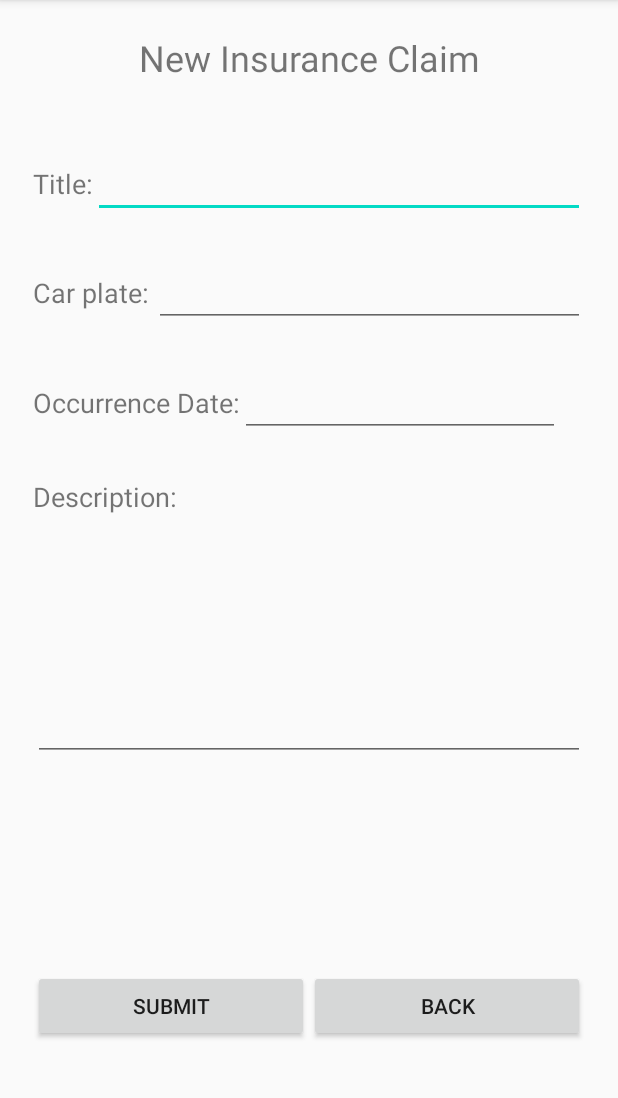
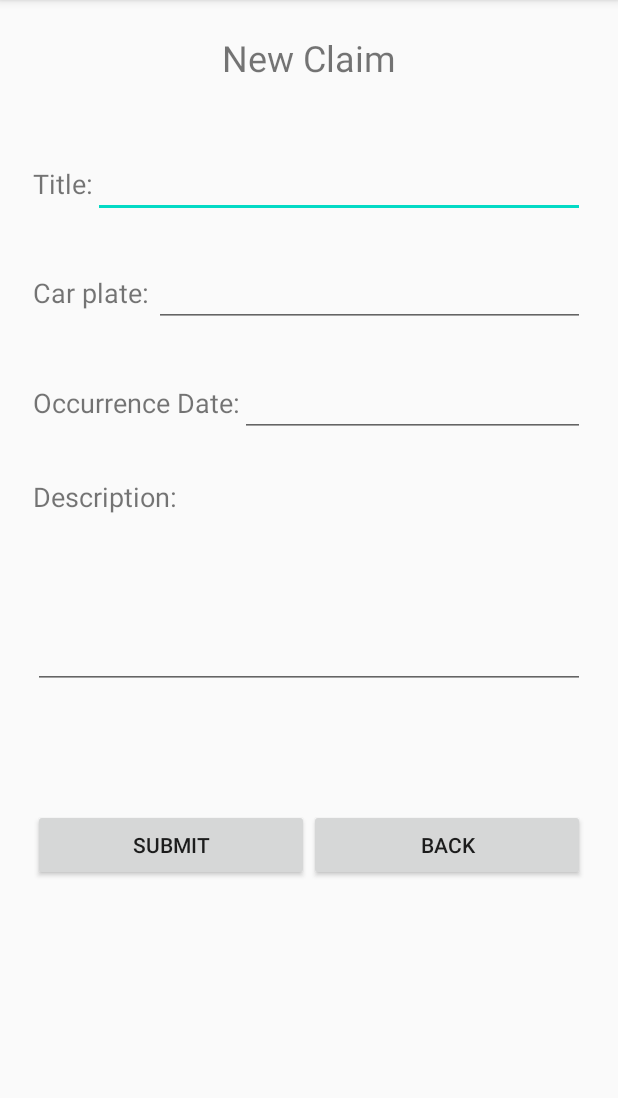
Before and after one commit to andrerosantos/InSureApp, an Android app: the NewClaimActivity screen opened directly, with no data from a screen before it, on a phone screen of 412 x 824 dp, the part 84-1182 px from its top. Run offline under Robolectric (Android 15) with nearby library versions, the phone set to English and light mode, and no system bars.

Commit message:
new claim working

```diff
--- a/app/src/main/java/pt/ulisboa/tecnico/sise/insureapp/app/activities/MenuActivity.java
+++ b/app/src/main/java/pt/ulisboa/tecnico/sise/insureapp/app/activities/MenuActivity.java
@@ -28,13 +28,12 @@ public class MenuActivity extends AppCompatActivity {
         setContentView(R.layout.activity_menu);
 
         _gs = (GlobalState) getApplicationContext();
-        _gs.checkSession(MenuActivity.this);
 
         informationButton = findViewById(R.id.informationButton);
         informationButton.setOnClickListener(new View.OnClickListener() {
             @Override
             public void onClick(View v) {
-                Intent intent = new Intent(MenuActivity.this, ClaimInformationActivity.class);
+                Intent intent = new Intent(MenuActivity.this, CustomerInformationActivity.class);
                 startActivity(intent);
             }
         });
--- a/app/src/main/java/pt/ulisboa/tecnico/sise/insureapp/app/activities/NewClaimActivity.java
+++ b/app/src/main/java/pt/ulisboa/tecnico/sise/insureapp/app/activities/NewClaimActivity.java
@@ -2,15 +2,73 @@ package pt.ulisboa.tecnico.sise.insureapp.app.activities;
 
 import androidx.appcompat.app.AppCompatActivity;
 
+import android.content.Intent;
 import android.os.Bundle;
+import android.view.View;
+import android.widget.Button;
+import android.widget.TextView;
+import android.widget.Toast;
 
 import pt.ulisboa.tecnico.sise.insureapp.R;
+import pt.ulisboa.tecnico.sise.insureapp.app.GlobalState;
+import pt.ulisboa.tecnico.sise.insureapp.app.WSNewClaim;
 
 public class NewClaimActivity extends AppCompatActivity {
+    public static final String TAG = "NewClaim";
+
+    private GlobalState _gs;
+
+    private TextView claimTitle;
+    private TextView carPlate;
+    private TextView date;
+    private TextView description;
+
+    private Button backButton;
+    private Button submitButton;
 
     @Override
     protected void onCreate(Bundle savedInstanceState) {
         super.onCreate(savedInstanceState);
         setContentView(R.layout.activity_new_claim);
+
+        _gs = (GlobalState) getApplicationContext();
+
+        this.claimTitle = (TextView) findViewById(R.id.newClaimTitle);
+        this.carPlate = (TextView) findViewById(R.id.newClaimCarPlate);
+        this.date = (TextView) findViewById(R.id.newClaimDate);
+        this.description = (TextView) findViewById(R.id.newClaimDescription);
+
+        this.backButton = (Button) findViewById(R.id.backButtonNewClaim);
+        this.submitButton = (Button) findViewById(R.id.submitButtonNewClaim);
+
+        this.submitButton.setOnClickListener(new View.OnClickListener(){
+            @Override
+            public void onClick(View v) {
+
+                if (claimTitle.getText().toString().equals("")){
+                    Toast.makeText(NewClaimActivity.this, "A claim title is needed", Toast.LENGTH_SHORT).show();
+                } else if (carPlate.getText().toString().equals("")){
+                    Toast.makeText(NewClaimActivity.this, "A car plate is needed", Toast.LENGTH_SHORT).show();
+                }  else if (date.getText().toString().equals("")){
+                    Toast.makeText(NewClaimActivity.this, "A date is needed", Toast.LENGTH_SHORT).show();
+                } else if (description.getText().toString().equals("")){
+                    Toast.makeText(NewClaimActivity.this, "A description is needed", Toast.LENGTH_SHORT).show();
+                } else {
+
+                    (new WSNewClaim(_gs, NewClaimActivity.this)).execute(claimTitle.getText().toString(), date.getText().toString(), carPlate.getText().toString(), description.getText().toString());
+
+                }
+
+            }
+        });
+
+        backButton.setOnClickListener(new View.OnClickListener(){
+            @Override
+            public void onClick(View v) {
+                Intent intent = new Intent(NewClaimActivity.this, MenuActivity.class);
+                startActivity(intent);
+                finish();
+            }
+        });
     }
 }
--- a/app/src/main/res/layout/activity_new_claim.xml
+++ b/app/src/main/res/layout/activity_new_claim.xml
@@ -39,7 +39,7 @@
                 android:textSize="18sp" />
 
             <EditText
-                android:id="@+id/editText2"
+                android:id="@+id/newClaimTitle"
                 android:layout_width="279dp"
                 android:layout_height="wrap_content"
                 android:layout_weight="1"
@@ -66,7 +66,7 @@
                 android:textSize="18sp" />
 
             <EditText
-                android:id="@+id/editText4"
+                android:id="@+id/newClaimCarPlate"
                 android:layout_width="wrap_content"
                 android:layout_height="wrap_content"
                 android:layout_weight="1"
@@ -90,11 +90,13 @@
                 android:textSize="18sp" />
 
             <EditText
-                android:id="@+id/editText5"
-                android:layout_width="wrap_content"
+                android:id="@+id/newClaimDate"
+                android:layout_width="0dp"
                 android:layout_height="wrap_content"
+                android:layout_weight="1"
                 android:ems="10"
-                android:inputType="textPersonName" />
+                android:inputType="date" />
+
         </LinearLayout>
 
         <Space
@@ -114,9 +116,9 @@
                 android:textSize="18sp" />
 
             <EditText
-                android:id="@+id/editText6"
+                android:id="@+id/newClaimDescription"
                 android:layout_width="match_parent"
-                android:layout_height="164dp"
+                android:layout_height="116dp"
                 android:ems="10"
                 android:gravity="start|top"
                 android:inputType="textMultiLine" />
@@ -124,7 +126,7 @@
 
         <Space
             android:layout_width="match_parent"
-            android:layout_height="139dp" />
+            android:layout_height="80dp" />
 
         <LinearLayout
             android:layout_width="match_parent"
@@ -132,14 +134,14 @@
             android:orientation="horizontal">
 
             <Button
-                android:id="@+id/button3"
+                android:id="@+id/submitButtonNewClaim"
                 android:layout_width="wrap_content"
                 android:layout_height="wrap_content"
                 android:layout_weight="1"
                 android:text="@string/submit_claim_button" />
 
             <Button
-                android:id="@+id/button2"
+                android:id="@+id/backButtonNewClaim"
                 android:layout_width="wrap_content"
                 android:layout_height="wrap_content"
                 android:layout_weight="1"
--- a/app/src/main/res/values/strings.xml
+++ b/app/src/main/res/values/strings.xml
@@ -10,11 +10,11 @@
     <string name="new_claim">New Claim </string>
     <string name="logout_button">Log out </string>
     <!--Activity Person -->
-    <string name="person_name">Name:</string>
-    <string name="fiscal_number">Fiscal Number:</string>
-    <string name="address">Address:</string>
-    <string name="date_of_birth">Date of birth:</string>
-    <string name="insurance_polic_number">Insurance policy number:</string>
+    <string name="person_name">Name:  </string>
+    <string name="fiscal_number">Fiscal Number:  </string>
+    <string name="address">Address:  </string>
+    <string name="date_of_birth">Date of birth:  </string>
+    <string name="insurance_polic_number">Policy number:  </string>
     <!--Activity List Claim -->
     <string name="back_button">BACK </string>
     <string name="my_claims">My claims</string>
@@ -28,7 +28,7 @@
     <!--Activity Claim Information -->
     <string name="customer_information">Customer Information </string>
     <!--Activity New Claim -->
-    <string name="new_insurance_claim">New Insurance Claim</string>
+    <string name="new_insurance_claim">New Claim</string>
     <string name="title"> Title:</string>
     <string name="number_of_plate">Number of plate:</string>
     <string name="occurrence_date">Occurrence Date:</string>
```
Also changed, not shown: app/src/main/java/pt/ulisboa/tecnico/sise/insureapp/app/WSGetCustomerInformation.java (added, +49 -0 lines), app/src/main/java/pt/ulisboa/tecnico/sise/insureapp/app/WSNewClaim.java (added, +47 -0 lines), app/src/main/java/pt/ulisboa/tecnico/sise/insureapp/app/activities/CustomerInformationActivity.java (+29 -0 lines), app/src/main/res/layout/activity_customer_information.xml (+55 -19 lines), app/src/main/res/layout/activity_list_claim.xml (+13 -3 lines).
